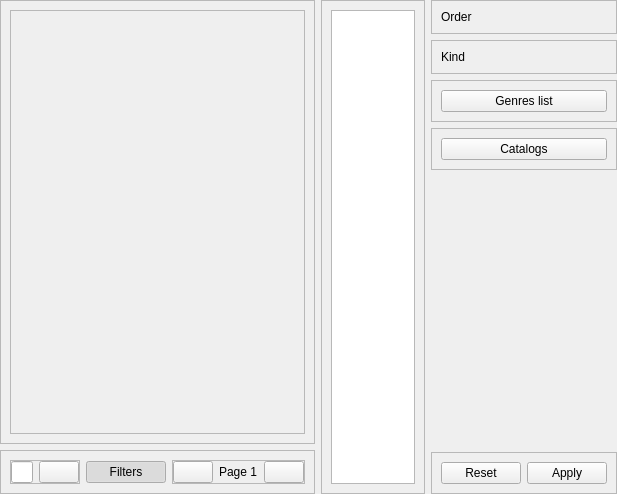
This is data/ui/widgets/facial.ui in brandonzorn/Nlight as Qt 5 draws it before an edit. The edited form follows.
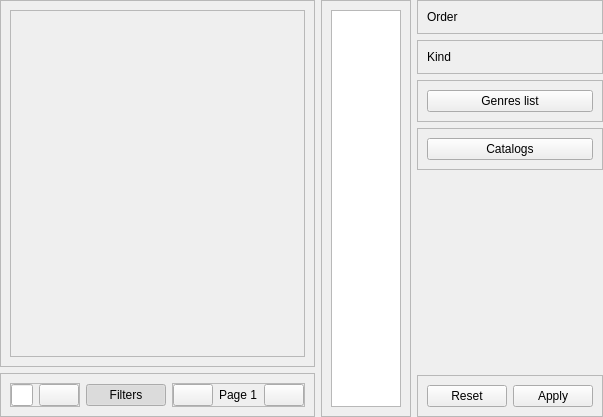
This is the edited form. Icons and pictures are not drawn.

The edit to the form file:
```diff
--- a/data/ui/widgets/facial.ui
+++ b/data/ui/widgets/facial.ui
@@ -6,8 +6,8 @@
    <rect>
     <x>0</x>
     <y>0</y>
-    <width>617</width>
-    <height>494</height>
+    <width>586</width>
+    <height>417</height>
    </rect>
   </property>
   <property name="windowTitle">
@@ -54,7 +54,7 @@
              <x>0</x>
              <y>0</y>
              <width>281</width>
-             <height>418</height>
+             <height>341</height>
             </rect>
            </property>
            <layout class="QVBoxLayout" name="scroll_layout">
```
Left out of the diff: 13 changed lines with no effect on the pictures.
